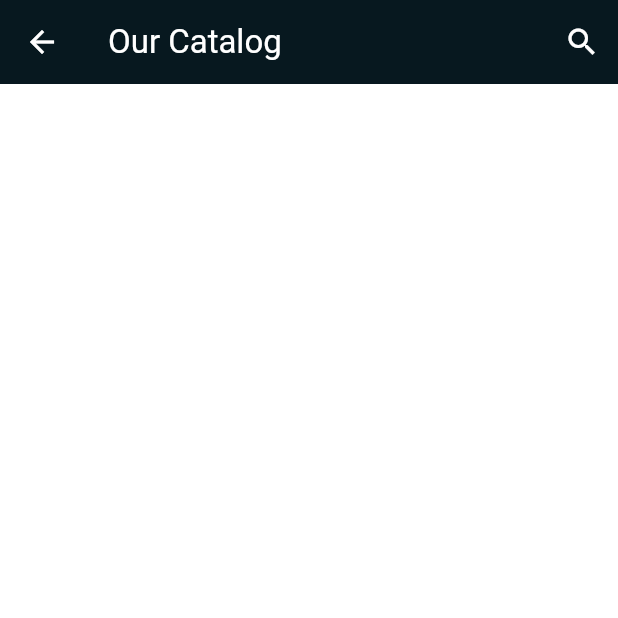
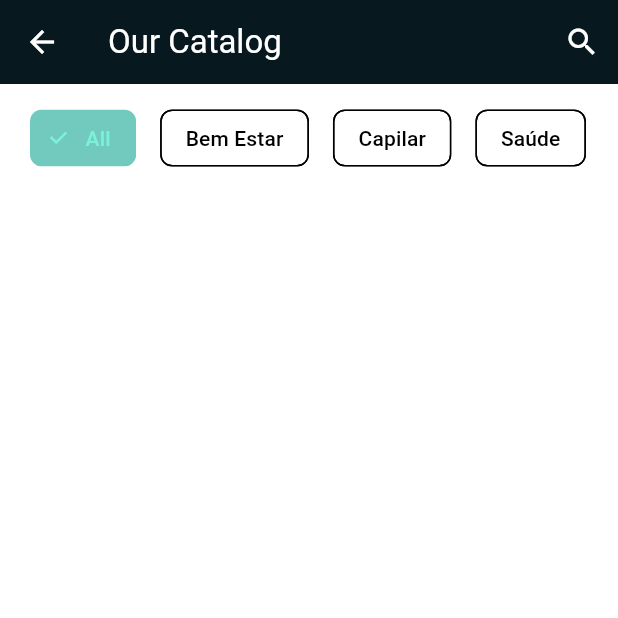
Before and after one commit to taisramorim/registerapp, a Flutter app: the CatalogScreen screen opened directly, on a phone screen of 412 x 824 dp, the top half of it. Run offline on Flutter 3.47's test engine with Material 3 defaults, Android fonts, the phone set to English and light mode, and no system bars; our stand-ins replace bloc, cloud_firestore, dots_indicator, equatable, firebase_auth, firebase_core and 2 more; accounts and stored records are empty.

Commit message:
Managed to get products separated by categories

```diff
--- a/lib/main.dart
+++ b/lib/main.dart
@@ -11,11 +11,11 @@ import 'package:registerapp/blocs/simple_bloc_observer.dart';
 import 'package:registerapp/repositories/product/firebase_product_repo.dart';
 import 'package:registerapp/repositories/user/firebase_user_repo.dart';
 import 'package:registerapp/repositories/user/user_repo.dart';
-import 'package:registerapp/screen/sign_in_screen.dart';
+import 'package:registerapp/screen/auth/sign_in_screen.dart';
 
 import 'screen/main_screen.dart';
 import 'screen/on_boarding_screen.dart';
-import 'screen/sign_up_screen.dart';
+import 'screen/auth/sign_up_screen.dart';
 import 'screen/splash.dart';
 
 void main() async {
--- a/lib/screen/sign_in_screen.dart
+++ b/lib/screen/auth/sign_in_screen.dart
@@ -2,7 +2,7 @@ import 'package:flutter/material.dart';
 import 'package:flutter_bloc/flutter_bloc.dart';
 import 'package:registerapp/blocs/sign_in_bloc/sign_in_bloc.dart';
 import 'package:registerapp/screen/main_screen.dart';
-import 'package:registerapp/screen/sign_up_screen.dart';
+import 'package:registerapp/screen/auth/sign_up_screen.dart';
 import 'package:registerapp/utils/strings.dart';
 import 'package:registerapp/utils/textfield.dart';
 
--- a/lib/screen/sign_up_screen.dart
+++ b/lib/screen/auth/sign_up_screen.dart
@@ -3,7 +3,7 @@ import 'package:flutter_bloc/flutter_bloc.dart';
 import 'package:registerapp/blocs/sign_up_bloc/sign_up_bloc.dart';
 import 'package:registerapp/models/user/my_user.dart';
 import 'package:registerapp/screen/main_screen.dart';
-import 'package:registerapp/screen/sign_in_screen.dart';
+import 'package:registerapp/screen/auth/sign_in_screen.dart';
 import 'package:registerapp/utils/strings.dart';
 import 'package:registerapp/utils/textfield.dart';
 
--- a/lib/screen/main_screen.dart
+++ b/lib/screen/main_screen.dart
@@ -1,7 +1,7 @@
 import 'package:flutter/material.dart';
 import 'package:get_storage/get_storage.dart';
 import 'account_screen.dart';
-import 'catalog_screen.dart';
+import 'products/catalog_screen.dart';
 import 'home_screen.dart';
 import 'network_screen.dart';
 import 'on_boarding_screen.dart';
--- a/lib/screen/on_boarding_screen.dart
+++ b/lib/screen/on_boarding_screen.dart
@@ -2,7 +2,7 @@ import 'package:dots_indicator/dots_indicator.dart';
 import 'package:flutter/material.dart';
 import 'package:flutter/services.dart';
 import 'package:get_storage/get_storage.dart';
-import 'package:registerapp/screen/sign_up_screen.dart';
+import 'package:registerapp/screen/auth/sign_up_screen.dart';
 
 import 'main_screen.dart';
 
--- /dev/null
+++ b/lib/screen/products/catalog_screen.dart
@@ -0,0 +1,161 @@
+import 'package:flutter/material.dart';
+import 'package:flutter/widgets.dart';
+import 'package:flutter_bloc/flutter_bloc.dart';
+import 'package:registerapp/blocs/get_product_bloc/get_product_bloc.dart';
+import 'package:registerapp/models/product/product_model.dart';
+import 'package:registerapp/screen/products/product_search.dart';
+
+class CatalogScreen extends StatefulWidget {
+  const CatalogScreen({super.key});
+  static const String id = 'catalog-screen';
+
+  @override
+  State<CatalogScreen> createState() => _CatalogScreenState();
+}
+
+class _CatalogScreenState extends State<CatalogScreen> {
+  TextEditingController _searchController = TextEditingController();
+  String _searchQuery = '';
+  String _selectedCategory = 'All';
+
+
+  @override
+  Widget build(BuildContext context) {
+    return Scaffold(
+      appBar: AppBar(
+        centerTitle: false,
+        elevation: 0,
+        backgroundColor: Theme.of(context).colorScheme.primary,
+        foregroundColor: Colors.white,
+        title: const Text('Our Catalog'),
+        actions: [
+          IconButton(
+            onPressed: () {
+              showSearch(
+                context: context,
+                delegate: ProductSearch()
+              );
+            },
+            icon: const Icon(Icons.search),
+          ),
+        ],
+      ),
+      body: Padding(
+        padding: const EdgeInsets.all(12.0),
+        child: Column(
+          children: [
+            _buildCategoryButtons(),
+            Expanded(
+              child: BlocBuilder<GetProductBloc, GetProductState>(
+                builder: (context, state) {
+                  if (state is GetProductSuccess) {
+                    // Filter products by search query
+                    final filteredProducts = state.products.where((product) {
+                      final matchesQuery = product.name.toLowerCase().contains(_searchQuery.toLowerCase());
+                      final matchesCategory = _selectedCategory == 'All' || product.category == _selectedCategory;
+                      return matchesQuery && matchesCategory;
+                    }).toList();
+                     return GridView.builder(
+                        gridDelegate: const SliverGridDelegateWithFixedCrossAxisCount(
+                          crossAxisCount: 2,
+                          crossAxisSpacing: 16,
+                          mainAxisSpacing: 16,
+                          childAspectRatio: 9 / 17,
+                        ),
+                        itemCount: filteredProducts.length,
+                        itemBuilder: (context, int i) {
+                          final product = filteredProducts[i];
+                          return Material(
+                            elevation: 3,
+                            color: Colors.white,
+                            shape: RoundedRectangleBorder(
+                              borderRadius: BorderRadius.circular(20),
+                            ),
+                            child: InkWell(
+                              borderRadius: BorderRadius.circular(20),
+                              onTap: () {
+                                // Handle product tap
+                              },
+                              child: Container(
+                                padding: const EdgeInsets.all(16),
+                                height: 200,
+                                child: Column(
+                                  crossAxisAlignment: CrossAxisAlignment.stretch,
+                                  children: [
+                                    Expanded(
+                                      child: Image.network(
+                                        product.imageUrl,
+                                        width: 100,
+                                        height: 100,
+                                        fit: BoxFit.contain,
+                                      ),
+                                    ),
+                                    const SizedBox(height: 15),
+                                    Text(
+                                      product.name,
+                                      textAlign: TextAlign.center,
+                                      style: const TextStyle(
+                                        fontSize: 18,
+                                        fontWeight: FontWeight.bold,
+                                      ),
+                                    ),
+                                    const SizedBox(height: 10),
+                                    Text(
+                                      limitDescription(product.description),
+                                      style: const TextStyle(
+                                        fontSize: 12,
+                                        fontWeight: FontWeight.w500,
+                                    ),
+                                  ),
+                                ],
+                              ),
+                            ),
+                          ),
+                        );
+                      },
+                    );
+                  } else if (state is GetProductLoading) {
+                    return const Center(child: CircularProgressIndicator());
+                  } else {
+                    return const Center(child: Text('Error'));
+                  }
+                },
+              ),
+            ),
+          ],
+        ),
+      ),
+    );
+  }
+
+  Widget _buildCategoryButtons() {
+    final categories = ['All', 'Bem Estar', 'Capilar', 'Saúde', 'Others'];
+
+    return SingleChildScrollView(
+      scrollDirection: Axis.horizontal,
+      child: Row(
+        children: categories.map((category) {
+          return Padding(
+            padding: const EdgeInsets.symmetric(horizontal: 8.0),
+            child: ChoiceChip(
+              label: Text(category),
+              selected: _selectedCategory == category,
+              onSelected: (isSelected) {
+                setState(() {
+                  _selectedCategory = category;
+                });
+              },
+            ),
+          );
+        }).toList(),
+      ),
+    );
+  }
+
+  String limitDescription(String description) {
+    int dotIndex = description.indexOf('.');
+    return dotIndex != -1
+        ? description.substring(0, dotIndex + 1)
+        : description;
+  }
+}
```
Also changed, not shown: lib/screen/catalog_screen.dart (deleted, +0 -133 lines), lib/screen/products/product_search.dart (added, +59 -0 lines).
